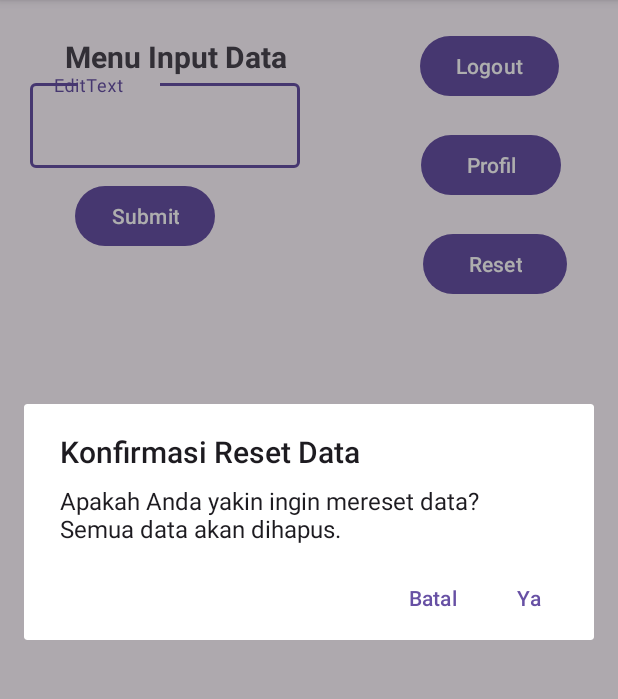
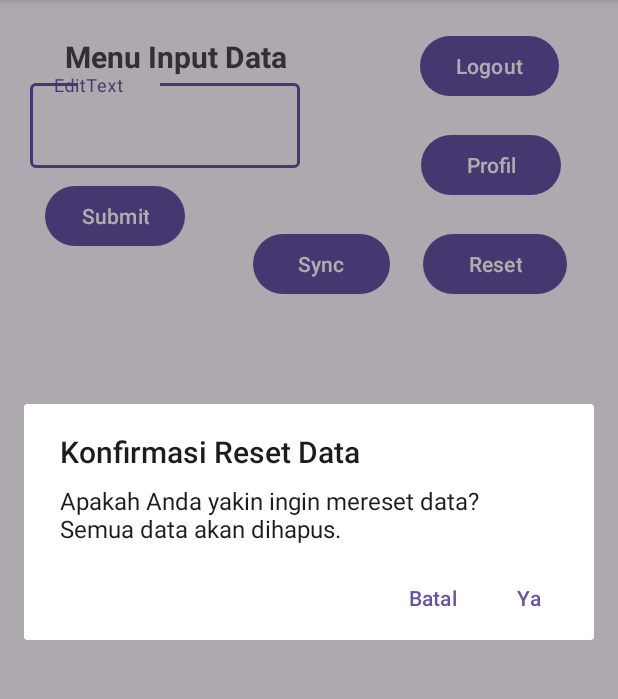
Before and after one commit to Almasyriqi/FirebaseLocalSyncApp, an Android app: the screen it shows after launch once a user with an empty profile is signed in (MainActivity), after a tap on "Reset", on a phone screen of 412 x 824 dp, the part 96-795 px from its top. Run offline under Robolectric (Android 15) with nearby library versions, the phone set to English and light mode, and no system bars; our stand-ins replace Firebase (no records; nobody signed in at launch, a user with empty details on screens opened directly), Room's generated code.

Commit message:
Menambahkan sinkronasi data

```diff
--- a/app/src/main/AndroidManifest.xml
+++ b/app/src/main/AndroidManifest.xml
@@ -3,6 +3,7 @@
     xmlns:tools="http://schemas.android.com/tools">
 
     <uses-permission android:name="android.permission.INTERNET" />
+    <uses-permission android:name="android.permission.ACCESS_NETWORK_STATE" />
 
     <application
         android:allowBackup="true"
--- /dev/null
+++ b/app/src/main/java/com/example/loginfirebaseee/InputDataTimestampComparator.java
@@ -0,0 +1,10 @@
+package com.example.loginfirebaseee;
+
+import java.util.Comparator;
+
+public class InputDataTimestampComparator implements Comparator<InputData>{
+    @Override
+    public int compare(InputData inputData1, InputData inputData2) {
+        return Long.compare(inputData2.getTimestamp(), inputData1.getTimestamp());
+    }
+}
--- a/app/src/main/java/com/example/loginfirebaseee/MainActivity.java
+++ b/app/src/main/java/com/example/loginfirebaseee/MainActivity.java
@@ -4,8 +4,12 @@ import androidx.annotation.NonNull;
 import androidx.appcompat.app.AlertDialog;
 import androidx.appcompat.app.AppCompatActivity;
 
+import android.content.Context;
+import android.net.ConnectivityManager;
+import android.net.NetworkInfo;
 import android.content.DialogInterface;
 import android.content.Intent;
+import android.os.AsyncTask;
 import android.os.Bundle;
 import android.text.TextUtils;
 import android.util.Log;
@@ -13,21 +17,21 @@ import android.view.View;
 import android.widget.Button;
 import android.widget.EditText;
 import android.widget.ListView;
+import android.widget.ProgressBar;
 import android.widget.TextView;
 import android.widget.Toast;
 
 import java.util.UUID;
+import java.util.Collections;
 
 import com.google.android.gms.tasks.OnFailureListener;
 import com.google.android.gms.tasks.OnSuccessListener;
-import com.google.firebase.FirebaseApp;
 import com.google.firebase.auth.FirebaseAuth;
 import com.google.firebase.auth.FirebaseUser;
 import com.google.firebase.database.DataSnapshot;
 import com.google.firebase.database.DatabaseError;
 import com.google.firebase.database.DatabaseReference;
 import com.google.firebase.database.FirebaseDatabase;
-import com.google.firebase.database.ServerValue;
 import com.google.firebase.database.ValueEventListener;
 
 import java.util.concurrent.Executors;
@@ -47,16 +51,21 @@ public class MainActivity extends AppCompatActivity {
     FirebaseUser user;
     AppDatabase databaseLocal;
     DataDao dataDao;
+    List<InputData> temporaryLocal;
 
     @Override
     protected void onCreate(Bundle savedInstanceState) {
         super.onCreate(savedInstanceState);
         setContentView(R.layout.activity_main);
 
+        // instansiasi object dan find view by id
         listViewData = findViewById(R.id.listView_Data);
         listData = new ArrayList<>();
-
+        temporaryLocal = new ArrayList<>();
         editTextInput = findViewById(R.id.editTextInput);
+        button = findViewById(R.id.logout);
+        buttonProfil = findViewById(R.id.buttonProfil);
+        textView = findViewById(R.id.user_details);
 
         //memanggil instansi dari firebase dan dimasukkan ke variabel Data
         databaseInputData = FirebaseDatabase.getInstance().getReference("Data");
@@ -65,10 +74,8 @@ public class MainActivity extends AppCompatActivity {
         databaseLocal = AppDatabase.getInstance(this);
         dataDao = databaseLocal.dataDao();
 
+        // mendapatkan data user yang login
         auth = FirebaseAuth.getInstance();
-        button = findViewById(R.id.logout);
-        buttonProfil = findViewById(R.id.buttonProfil);
-        textView = findViewById(R.id.user_details);
         user = auth.getCurrentUser();
 
         //periksa ada akun yang login atau tidak, jika ada tetap pada halaman mainactivity atau jika tidak ada kembali ke halaman login
@@ -80,6 +87,7 @@ public class MainActivity extends AppCompatActivity {
             textView.setText(user.getEmail());
         }
 
+        // button untuk logout
         button.setOnClickListener(new View.OnClickListener() {
             @Override
             public void onClick(View v) {
@@ -90,6 +98,7 @@ public class MainActivity extends AppCompatActivity {
             }
         });
 
+        // button untuk ke halaman profil
         buttonProfil.setOnClickListener(new View.OnClickListener() {
             @Override
             public void onClick(View v) {
@@ -99,6 +108,36 @@ public class MainActivity extends AppCompatActivity {
         });
     }
 
+    private class LoadDataAsyncTask extends AsyncTask<Void, Void, List<InputData>> {
+        @Override
+        protected List<InputData> doInBackground(Void... voids) {
+            return dataDao.getAllData();
+        }
+
+        @Override
+        protected void onPostExecute(List<InputData> inputData) {
+            listData.clear();
+            listData = inputData;
+            setDataListView();
+        }
+    }
+
+    private class InsertDataAsyncTask extends AsyncTask<InputData, Void, Void> {
+        @Override
+        protected Void doInBackground(InputData... inputData) {
+            dataDao.insert(inputData[0]);
+            return null;
+        }
+
+        @Override
+        protected void onPostExecute(Void aVoid) {
+            // Setelah data berhasil diinsert, kita bisa melakukan operasi lainnya
+            editTextInput.setText("");
+            updateListView();
+        }
+    }
+
+    // fungsi untuk menambah data
     public void buttonAdd(View view) {
         String data = editTextInput.getText().toString();
 
@@ -108,13 +147,8 @@ public class MainActivity extends AppCompatActivity {
             InputData inputData = new InputData(id, data);
 
             // Menjalankan operasi database local di thread terpisah
-            Executors.newSingleThreadExecutor().execute(new Runnable() {
-                @Override
-                public void run() {
-                    // Operasi database di sini
-                    dataDao.insert(inputData);
-                }
-            });
+            new InsertDataAsyncTask().execute(inputData);
+
             // memasukkan data ke firebase
             databaseInputData.child(id).setValue(inputData)
                     .addOnSuccessListener(this, new OnSuccessListener<Void>() {
@@ -137,7 +171,9 @@ public class MainActivity extends AppCompatActivity {
         }
     }
 
+    // fungsi untuk reset data
     public void buttonReset(View view) {
+        if (isInternetConnected() == true) {
             AlertDialog.Builder builder = new AlertDialog.Builder(this);
             builder.setTitle("Konfirmasi Reset Data");
             builder.setMessage("Apakah Anda yakin ingin mereset data? Semua data akan dihapus.");
@@ -146,6 +182,13 @@ public class MainActivity extends AppCompatActivity {
                 @Override
                 public void onClick(DialogInterface dialog, int which) {
                     // Jalankan aksi reset data di sini
+                    Executors.newSingleThreadExecutor().execute(new Runnable() {
+                        @Override
+                        public void run() {
+                            // Operasi database di sini
+                            dataDao.deleteTable();
+                        }
+                    });
                     databaseInputData.removeValue();
                     Toast.makeText(MainActivity.this, "Data berhasil direset", Toast.LENGTH_SHORT).show();
                 }
@@ -161,11 +204,47 @@ public class MainActivity extends AppCompatActivity {
 
             AlertDialog dialog = builder.create();
             dialog.show();
+        } else {
+            // alasan tidak dapat reset data tanpa internet karena akan menimbulkan selip pada data dan menyebabkan ketidaksinkronan data firebase dengan local
+            Toast.makeText(MainActivity.this, "Tidak dapat reset data tanpa internet", Toast.LENGTH_LONG).show();
+        }
+    }
+
+    // fungsi untuk sinkronasi data firebase dan lokal
+    public void buttonSync(View view) {
+        if (isInternetConnected() == true) {
+            Executors.newSingleThreadExecutor().execute(new Runnable() {
+                @Override
+                public void run() {
+                    // Operasi database di sini
+                    temporaryLocal.clear();
+                    temporaryLocal = dataDao.getAllData();
+                    Log.i("TOTAL", String.valueOf(temporaryLocal.size()));
+                    for (InputData local : temporaryLocal) {
+                        boolean found = false;
+                        for (InputData fb : listData) {
+                            if (local.getData_Id().equals(fb.getData_Id())) {
+                                found = true;
+                                break;
+                            }
+                        }
+                        if (found == false) {
+                            Log.i("SYNC", "ID : " + local.getData_Id() + " tidak ada pada firebase");
+                            databaseInputData.child(local.getData_Id()).setValue(local);
+                        }
+                    }
+                }
+            });
+            Toast.makeText(MainActivity.this, "Sinkronasi data berhasil", Toast.LENGTH_SHORT).show();
+        } else {
+            Toast.makeText(MainActivity.this, "Sinkronasi data gagal dikarenakan tidak terdapat koneksi internet", Toast.LENGTH_LONG).show();
+        }
     }
 
     @Override
     protected void onStart() {
         super.onStart();
+        if (isInternetConnected() == true) {
             databaseInputData.addValueEventListener(new ValueEventListener() {
                 @Override
                 public void onDataChange(@NonNull DataSnapshot snapshot) {
@@ -176,8 +255,7 @@ public class MainActivity extends AppCompatActivity {
                         listData.add(inputData);
                     }
                     //menampilkan list yang berisi data dari firebase ke dalam listview
-                listview_inputdata inputDataList_Adapter = new listview_inputdata(MainActivity.this, listData);
-                listViewData.setAdapter(inputDataList_Adapter);
+                    setDataListView();
                 }
 
                 @Override
@@ -185,5 +263,28 @@ public class MainActivity extends AppCompatActivity {
                     Log.i("DB_ERR", error.getMessage());
                 }
             });
+        } else {
+            new LoadDataAsyncTask().execute();
         }
     }
+
+    public void setDataListView(){
+        Collections.sort(listData, new InputDataTimestampComparator());
+        listview_inputdata inputDataList_Adapter = new listview_inputdata(MainActivity.this, listData);
+        listViewData.setAdapter(inputDataList_Adapter);
+    }
+
+    public void updateListView() {
+        new LoadDataAsyncTask().execute();
+    }
+
+    // Fungsi untuk memeriksa koneksi internet
+    private boolean isInternetConnected() {
+        ConnectivityManager connectivityManager = (ConnectivityManager) getSystemService(Context.CONNECTIVITY_SERVICE);
+        if (connectivityManager != null) {
+            NetworkInfo activeNetwork = connectivityManager.getActiveNetworkInfo();
+            return activeNetwork != null && activeNetwork.isConnected();
+        }
+        return false;
+    }
+}
--- a/app/src/main/res/layout/activity_main.xml
+++ b/app/src/main/res/layout/activity_main.xml
@@ -24,7 +24,6 @@
         android:layout_width="wrap_content"
         android:layout_height="wrap_content"
         android:layout_marginLeft="280dp"
-
         android:layout_marginTop="20dp"
         android:text="Logout" />
 
@@ -54,6 +53,20 @@
         android:paddingRight="30dp"
         android:onClick="buttonReset"
         android:text="Reset" />
+
+    <Button
+        android:id="@+id/buttonSync"
+        android:layout_width="wrap_content"
+        android:layout_height="wrap_content"
+        android:layout_alignTop="@id/buttonProfil"
+        android:layout_alignParentEnd="true"
+        android:layout_marginLeft="30dp"
+        android:layout_marginTop="66dp"
+        android:layout_marginEnd="152dp"
+        android:onClick="buttonSync"
+        android:paddingLeft="30dp"
+        android:paddingRight="30dp"
+        android:text="Sync" />
 
     <com.google.android.material.textfield.TextInputLayout
         android:layout_width="200dp"
@@ -88,7 +101,7 @@
         android:id="@+id/buttonInput"
         android:layout_width="wrap_content"
         android:layout_height="wrap_content"
-        android:layout_marginLeft="50dp"
+        android:layout_marginLeft="30dp"
         android:layout_marginTop="120dp"
         android:onClick="buttonAdd"
         android:text="Submit" />
```
Lines whose indentation alone changed are shown as unchanged.
